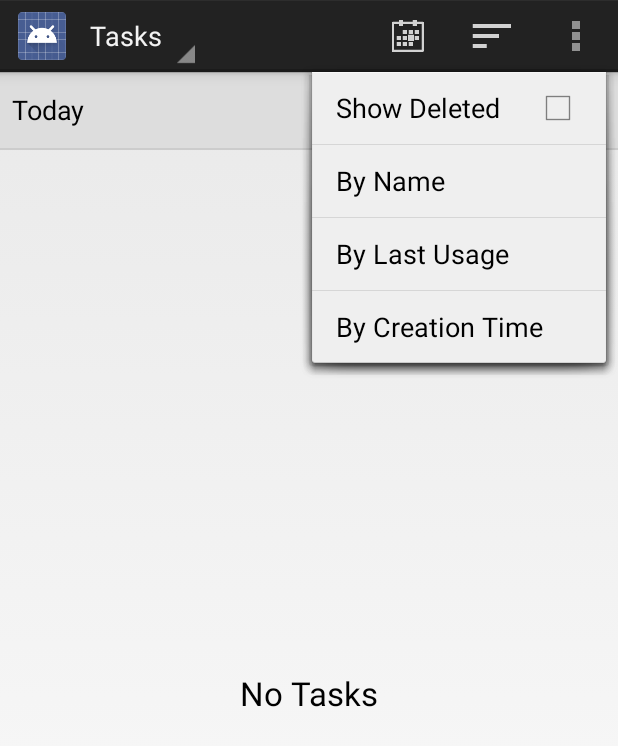
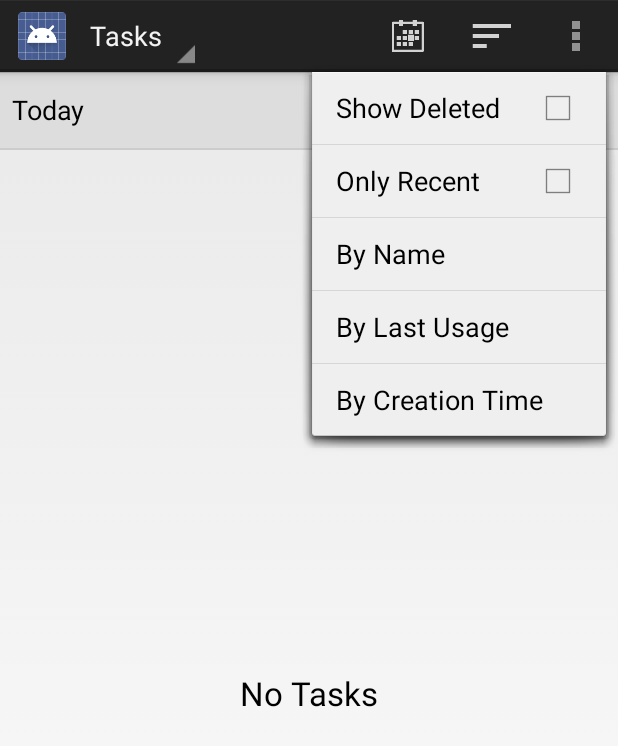
Before and after one commit to robertsebastian/TimeLogger, an Android app: the screen it shows after launch (MainActivity), after a tap on "Sort", on a phone screen of 412 x 824 dp. Shown: the top 746 px of the screen. Run offline under Robolectric (Android 15) with nearby library versions, the phone set to English and light mode, and no system bars; 3 statements that could not run were skipped.

Commit message:
Add filter for recently used items

```diff
--- a/TimeLogger/src/main/java/com/robertsebastian/timelogger/TaskListFragment.java
+++ b/TimeLogger/src/main/java/com/robertsebastian/timelogger/TaskListFragment.java
@@ -409,6 +409,9 @@ public class TaskListFragment extends ListFragment implements
             item.setChecked(!item.isChecked());
             updateShowHidden(item.isChecked());
             return true;
+		case R.id.only_recent:
+			item.setChecked(!item.isChecked());
+			return true;
 
         // Handle updates to sort criteria
         case R.id.sort_by_name:
--- a/TimeLogger/src/main/java/com/robertsebastian/timelogger/TimeProvider.java
+++ b/TimeLogger/src/main/java/com/robertsebastian/timelogger/TimeProvider.java
@@ -333,7 +333,6 @@ public class TimeProvider extends ContentProvider {
         }
 
         int updateCount = db.update(table, values, where, selectionArgs);
-        Log.d(TAG, "Update count: " + updateCount);
         if(updateCount > 0 && getContext() != null) {
             getContext().getContentResolver().notifyChange(uri, null);
         }
--- a/TimeLogger/src/main/res/menu/task_list_action_bar.xml
+++ b/TimeLogger/src/main/res/menu/task_list_action_bar.xml
@@ -30,6 +30,9 @@
             <item android:id="@+id/show_hidden"
                 android:checkable="true"
                 android:title="@string/filter_show_hidden" />
+			<item android:id="@+id/only_recent"
+				android:checkable="true"
+				android:title="@string/filter_only_recent" />
             <item android:id="@+id/sort_by_name"
                 android:title="@string/sort_by_name" />
             <item android:id="@+id/sort_by_usage"
--- a/TimeLogger/src/main/res/values/strings.xml
+++ b/TimeLogger/src/main/res/values/strings.xml
@@ -48,6 +48,7 @@
     <string name="date_range_pick_day">Pick Day…</string>
     <string name="date_range_pick_range">Pick Range…</string>
     <string name="filter_show_hidden">Show Deleted</string>
+	<string name="filter_only_recent">Only Recent</string>
     <string name="sort_by_name">By Name</string>
     <string name="sort_by_usage">By Last Usage</string>
     <string name="sort_by_creation_time">By Creation Time</string>
```
